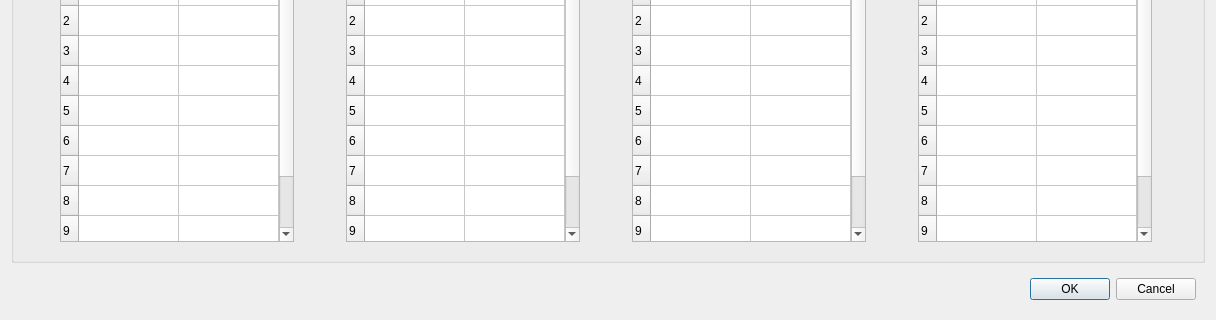
The window that nicos_ess/loki/gui/ui_files/sample_changers/thermo_cell_holder_positions.ui (jfkcooper/nicos) describes before a commit, drawn with Qt 5; both pictures show x 0 to 1216 and y 497 to 817 of the 1216 by 817 pixel window.
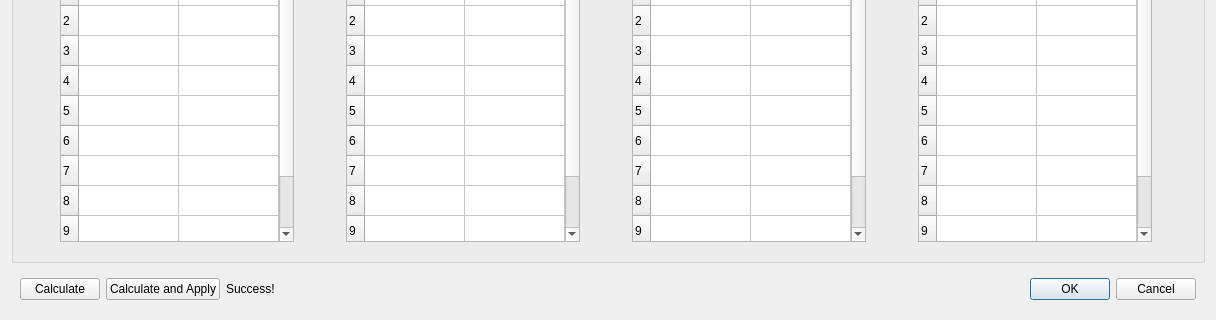
The same window after the commit.

Commit message: Add calculate buttons

```diff
--- a/nicos_ess/loki/gui/ui_files/sample_changers/thermo_cell_holder_positions.ui
+++ b/nicos_ess/loki/gui/ui_files/sample_changers/thermo_cell_holder_positions.ui
@@ -33,6 +33,39 @@
      </property>
      <layout class="QGridLayout" name="gridLayout_6">
       <item row="0" column="0">
+       <widget class="QPushButton" name="calculate">
+        <property name="sizePolicy">
+         <sizepolicy hsizetype="Maximum" vsizetype="Fixed">
+          <horstretch>0</horstretch>
+          <verstretch>0</verstretch>
+         </sizepolicy>
+        </property>
+        <property name="text">
+         <string>Calculate</string>
+        </property>
+       </widget>
+      </item>
+      <item row="0" column="1">
+       <widget class="QPushButton" name="calculateApply">
+        <property name="sizePolicy">
+         <sizepolicy hsizetype="Maximum" vsizetype="Fixed">
+          <horstretch>0</horstretch>
+          <verstretch>0</verstretch>
+         </sizepolicy>
+        </property>
+        <property name="text">
+         <string>Calculate and Apply</string>
+        </property>
+       </widget>
+      </item>
+      <item row="0" column="2">
+       <widget class="QLabel" name="successLabel">
+        <property name="text">
+         <string>Success!</string>
+        </property>
+       </widget>
+      </item>
+      <item row="0" column="3">
        <widget class="QDialogButtonBox" name="dialogButtonBox">
         <property name="standardButtons">
          <set>QDialogButtonBox::Cancel|QDialogButtonBox::Ok</set>
```
